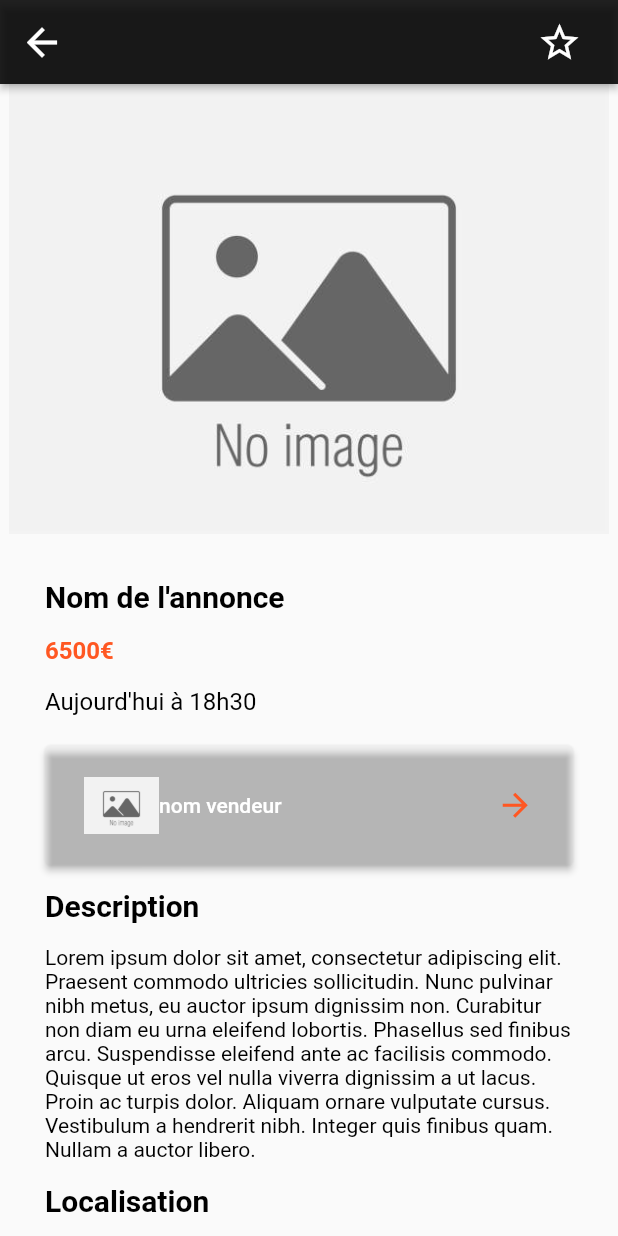
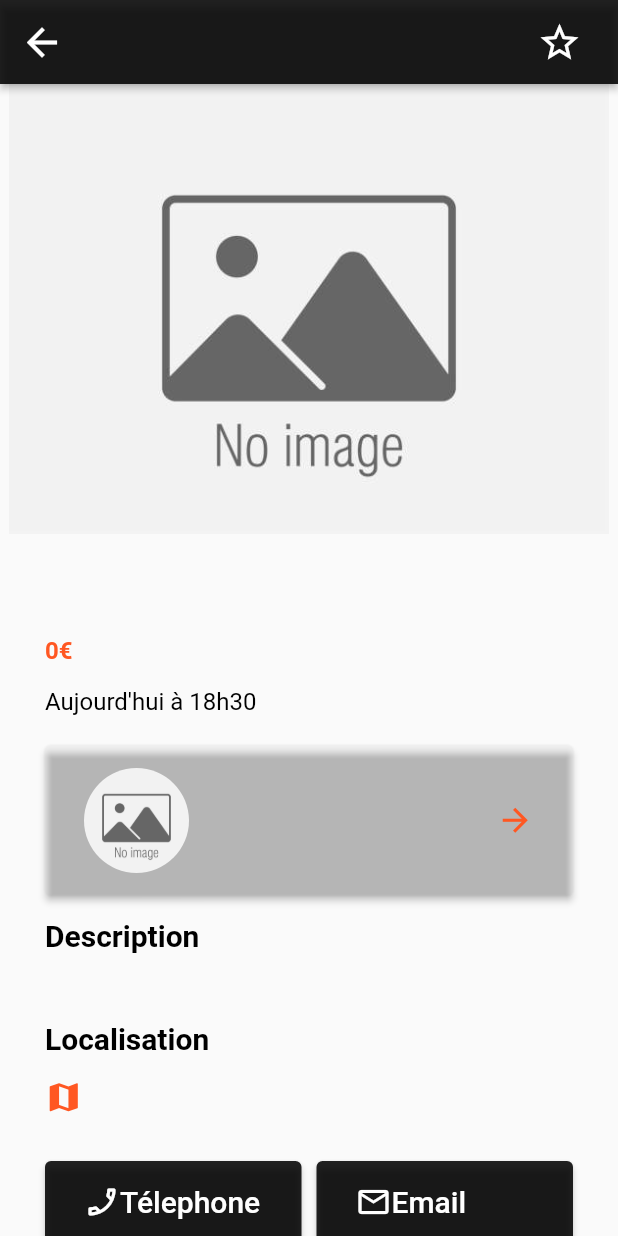
Before and after one commit to redark6/flutter_app_weapon_market, a Flutter app: the AnnounceScreen screen opened directly with empty values, on a phone screen of 412 x 824 dp. Run offline on Flutter 3.47's test engine with Material 2 defaults, Android fonts, the phone set to English and light mode, and no system bars; our stand-ins replace flutter_secure_storage, full_screen_image_null_safe; missing offline and left inert: flutter_phone_direct_caller; accounts and stored records are empty.

Commit message:
updated announce

```diff
--- a/lib/models/announce.dart
+++ b/lib/models/announce.dart
@@ -1,3 +1,5 @@
+import 'dart:typed_data';
+
 class Announce {
 
   final int id;
@@ -6,8 +8,14 @@ class Announce {
   final String date;
   final String location;
   final int category;
+  //final Uint8List image;
   final String image;
   final int price;
+  final int userId;
+  final String email;
+  final String username;
+  //this.profilePictureUrl = user.getProfilePictureUrl();
+  final String phone;
 
   const Announce({
     required this.id,
@@ -18,6 +26,10 @@ class Announce {
     required this.category,
     required this.image,
     required this.price,
+    required this.userId,
+    required this.email,
+    required this.username,
+    required this.phone,
   });
 
   factory Announce.fromJson(Map<String, dynamic> json) {
@@ -29,7 +41,12 @@ class Announce {
       location: json['location'] as String? ?? '',
       category: json['profilePictureUrl'] as int? ?? 0,
       image: json['image'] as String? ?? '',
-      price: json['price'] as int? ?? 0
+     // image: json['image'] as Uint8List? ?? Uint8List.fromList([]),
+      price: json['price'] as int? ?? 0,
+      userId: json['userId'] as int? ?? 0,
+      email: json['email'] as String? ?? '',
+      username: json['username'] as String? ?? '',
+      phone: json['phone'] as String? ?? '',
     );
   }
 
--- a/lib/screens/announce.dart
+++ b/lib/screens/announce.dart
@@ -1,8 +1,11 @@
+import 'dart:convert';
+
 import 'package:flutter/material.dart';
+import 'package:full_screen_image_null_safe/full_screen_image_null_safe.dart';
 import 'package:weapon_marketplace/screens/home.dart';
 import 'package:weapon_marketplace/screens/signup.dart';
 import '../models/announce.dart';
-import '../web_services/controllers/authentication_controller.dart';
+import 'package:flutter_phone_direct_caller/flutter_phone_direct_caller.dart';
 
 class AnnounceScreen extends StatefulWidget {
   final Announce announce;
@@ -10,12 +13,15 @@ class AnnounceScreen extends StatefulWidget {
     Key? key, required this.announce,
   }) : super(key: key);
 
+  _callNumber(String number) async{
+     //set the number here
+    bool? res = await FlutterPhoneDirectCaller.callNumber(number);
+  }
   @override
   State<AnnounceScreen> createState() => _AnnounceScreenState();
 }
 
 class _AnnounceScreenState extends State<AnnounceScreen> {
-
   @override
   Widget build(BuildContext context) {
     return SafeArea(
@@ -58,21 +64,27 @@ class _AnnounceScreenState extends State<AnnounceScreen> {
                 height: 300,
                 width: double.infinity,
                 child: FittedBox(
-                  child: Image.asset('lib/assets/images/no_image.jpeg'),
                   fit: BoxFit.fitHeight,
+                  child:
+                      FullScreenWidget(
+                        child: widget.announce.image.isEmpty ?
+                        Image.asset('lib/assets/images/no_image.jpeg'):  Image.memory(base64.decode(widget.announce.image)),
+
+                      ),
+
                 ),
               ),
-              const Padding(
+              Padding(
                 padding: EdgeInsets.only(top: 30),
                 child: Text(
-                  'Nom de l\'annonce',
+                  widget.announce.name,
                   style: TextStyle(color: Colors.black, fontSize: 20.0,fontWeight: FontWeight.bold),
                 ),
               ),
-              const Padding(
+              Padding(
                 padding: EdgeInsets.only(top: 15),
                 child: Text(
-                  '6500€',
+                  '${widget.announce.price}€',
                   style: TextStyle(color: Colors.deepOrange, fontSize: 16.0,fontWeight: FontWeight.bold),
                 ),
               ),
@@ -101,15 +113,33 @@ class _AnnounceScreenState extends State<AnnounceScreen> {
                           child: Padding(
                             padding: const EdgeInsets.only(top: 15,bottom: 15,left: 10, right: 10),
                             child: Row(
-                              children: const [
-                                Image(
-                                  image: AssetImage('lib/assets/images/no_image.jpeg'),
-                                  height: 50,
-                                  width: 50,
+                              children: [
+                                ClipRRect(
+                                  borderRadius: BorderRadius.circular(140),
+                                  child:  widget.announce.image.isEmpty ?
+                                    Image.asset('lib/assets/images/no_image.jpeg',
+                                      width: 70,
+                                      height: 70,
+                                      fit: BoxFit.cover) :
+                                    Image.memory(base64.decode(widget.announce.image),
+                                      width: 70,
+                                      height: 70,
+                                      fit: BoxFit.cover,
+                                    ),
+
                                 ),
-                                Text('nom vendeur'),
-                                Spacer(),
-                                Icon(
+
+
+
+
+
+                                const SizedBox(width: 10),
+                                Text(
+                                  widget.announce.username,
+                                  style: const TextStyle(fontSize: 20),
+                                ),
+                                const Spacer(),
+                                const Icon(
                                   Icons.arrow_forward_sharp,
                                   color: Colors.deepOrange,
                                   size: 25,
@@ -129,10 +159,10 @@ class _AnnounceScreenState extends State<AnnounceScreen> {
                   style: TextStyle(color: Colors.black, fontSize: 20.0,fontWeight: FontWeight.bold),
                 ),
               ),
-              const Padding(
+              Padding(
                 padding: EdgeInsets.only(top: 15),
                 child: Text(
-                  'Lorem ipsum dolor sit amet, consectetur adipiscing elit. Praesent commodo ultricies sollicitudin. Nunc pulvinar nibh metus, eu auctor ipsum dignissim non. Curabitur non diam eu urna eleifend lobortis. Phasellus sed finibus arcu. Suspendisse eleifend ante ac facilisis commodo. Quisque ut eros vel nulla viverra dignissim a ut lacus. Proin ac turpis dolor. Aliquam ornare vulputate cursus. Vestibulum a hendrerit nibh. Integer quis finibus quam. Nullam a auctor libero. ',
+                  widget.announce.content,
                   style: TextStyle(color: Colors.black, fontSize: 14.0),
                 ),
               ),
@@ -147,17 +177,17 @@ class _AnnounceScreenState extends State<AnnounceScreen> {
                 padding: EdgeInsets.only(top: 15),
                 child:
                   Row(
-                    children: const [
-                      Icon(
+                    children:  [
+                      const Icon(
                         Icons.map,
                         color: Colors.deepOrange,
                         size: 25,
                       ),
                       Padding(
-                        padding: EdgeInsets.only(left: 10),
+                        padding: const EdgeInsets.only(left: 10),
                         child: Text(
-                          '25 rue des tartines nutella',
-                          style: TextStyle(color: Colors.black, fontSize: 14.0),
+                          widget.announce.location,
+                          style: const TextStyle(color: Colors.black, fontSize: 14.0),
                         ),
                       ),
                     ],
@@ -175,16 +205,13 @@ class _AnnounceScreenState extends State<AnnounceScreen> {
                             style: ElevatedButton.styleFrom(
                               backgroundColor: Colors.black87,
                             ),
-                            onPressed: () {
-                              Navigator.push(
-                                  context,
-                                  MaterialPageRoute(
-                                      builder: (context) => HomeScreen()));
+                            onPressed: () async{
+                              widget._callNumber(widget.announce.phone);
                             },
                             child: Padding(
                                 padding: const EdgeInsets.only(top: 15,bottom: 15,left: 10, right: 10),
                                 child: Row(
-                                  children: [
+                                  children: const [
                                     Icon(Icons.phone_enabled_outlined),
                                     Text(
                                       'Télephone',
--- a/lib/services/announce_service.dart
+++ b/lib/services/announce_service.dart
@@ -21,7 +21,7 @@ class AnnounceService {
         .get("token")
         .then((value) => token = value.toString());
     final response = await http.get(
-      Uri.parse(apiUrl + "announce/1"/* + announceId.toString()*/),
+      Uri.parse(apiUrl + "announce/" + announceId.toString()),
       headers: <String, String>{
         'Content-Type': 'application/json; charset=UTF-8',
         'cookie': token,
--- a/pubspec.yaml
+++ b/pubspec.yaml
@@ -51,6 +51,8 @@ dependencies:
   image_picker: ^0.8.5+3
   permission_handler: ^10.0.0
   flutter_secure_storage: ^8.0.0
+  flutter_phone_direct_caller: ^2.1.1
+  full_screen_image_null_safe: ^2.0.0
 
 dev_dependencies:
   flutter_test:
```
Also changed, not shown: pubspec.lock.
